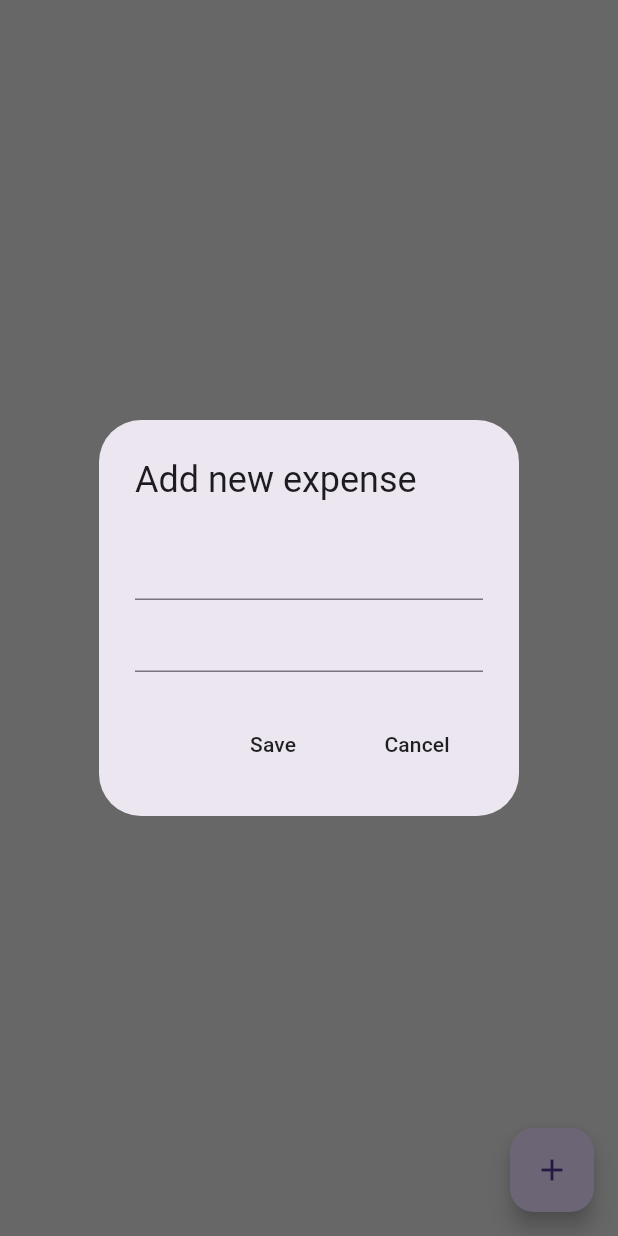
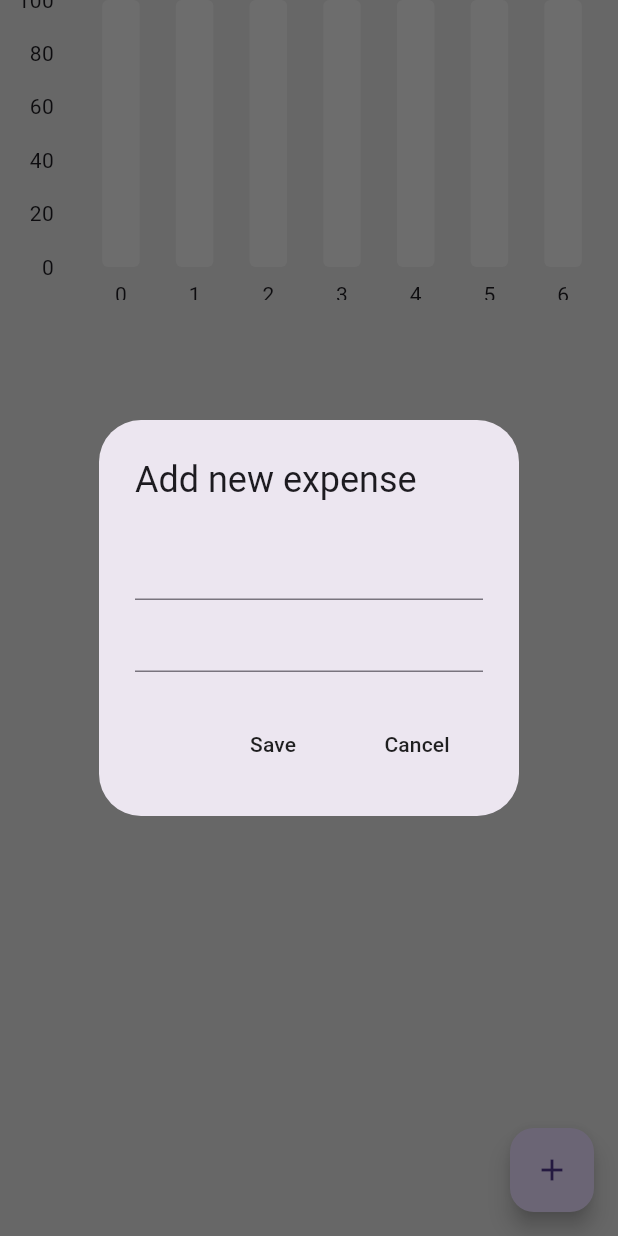
Before and after one commit to ZheanRo/budgetly, a Flutter app: the screen it shows after launch, after a tap on the "add" icon, on a phone screen of 412 x 824 dp. Run offline on Flutter 3.47's test engine with Material 3 defaults, Android fonts, the phone set to English and light mode, and no system bars; drawn by our look-alikes of fl_chart; our stand-ins replace cloud_firestore, firebase_core; accounts and stored records are empty.

Commit message:
added a bar chart visualisation

```diff
--- /dev/null
+++ b/lib/bar graph/bar_data.dart
@@ -0,0 +1,43 @@
+import 'package:budgetly/bar%20graph/individual_bar.dart';
+
+class BarData {
+  final double monAmount;
+  final double tueAmount;
+  final double wedAmount;
+  final double thuAmount;
+  final double friAmount;
+  final double satAmount;
+  final double sunAmount;
+
+  List<IndividualBar> barData = [];
+
+  // initialise bar data
+  void initialiseBarData() {
+    barData = [
+      // mon
+      IndividualBar(x: 0, y: monAmount),
+
+      IndividualBar(x: 1, y: tueAmount),
+
+      IndividualBar(x: 2, y: wedAmount),
+
+      IndividualBar(x: 3, y: thuAmount),
+
+      IndividualBar(x: 4, y: friAmount),
+
+      IndividualBar(x: 5, y: satAmount),
+
+      IndividualBar(x: 6, y: sunAmount),
+    ];
+  }
+
+  BarData({
+    required this.monAmount,
+    required this.tueAmount,
+    required this.wedAmount,
+    required this.thuAmount,
+    required this.friAmount,
+    required this.satAmount,
+    required this.sunAmount,
+  });
+}
--- /dev/null
+++ b/lib/bar graph/bar_graph.dart
@@ -0,0 +1,64 @@
+import 'package:budgetly/bar%20graph/bar_data.dart';
+import 'package:flutter/material.dart';
+import 'package:fl_chart/fl_chart.dart';
+
+class MyBarGraph extends StatelessWidget {
+  final double? maxY;
+  final double monAmount;
+  final double tueAmount;
+  final double wedAmount;
+  final double thuAmount;
+  final double friAmount;
+  final double satAmount;
+  final double sunAmount;
+
+  const MyBarGraph({
+    super.key,
+    required this.maxY,
+    required this.monAmount,
+    required this.tueAmount,
+    required this.wedAmount,
+    required this.thuAmount,
+    required this.friAmount,
+    required this.satAmount,
+    required this.sunAmount,
+  });
+
+  @override
+  Widget build(BuildContext context) {
+    // initialise bar data
+    BarData myBarData = BarData(
+      monAmount: monAmount,
+      tueAmount: tueAmount,
+      wedAmount: wedAmount,
+      thuAmount: thuAmount,
+      friAmount: friAmount,
+      satAmount: satAmount,
+      sunAmount: sunAmount,
+    );
+    myBarData.initialiseBarData();
+
+    return BarChart(BarChartData(
+      maxY: maxY,
+      minY: 0,
+      titlesData: FlTitlesData(
+          show: true,
+          topTitles: AxisTitles(sideTitles: SideTitles(showTitles: false)),
+          rightTitles: AxisTitles(sideTitles: SideTitles(showTitles: false)),
+          bottomTitles: AxisTitles(sideTitles: SideTitles(showTitles: true))),
+      gridData: FlGridData(show: false),
+      borderData: FlBorderData(show: false),
+      barGroups: myBarData.barData
+          .map((data) => BarChartGroupData(x: data.x, barRods: [
+                BarChartRodData(
+                    toY: data.y,
+                    color: Colors.grey[800],
+                    width: 25,
+                    borderRadius: BorderRadius.circular(4),
+                    backDrawRodData: BackgroundBarChartRodData(
+                        show: true, toY: maxY, color: Colors.grey[200]))
+              ]))
+          .toList(),
+    ));
+  }
+}
--- /dev/null
+++ b/lib/bar graph/individual_bar.dart
@@ -0,0 +1,6 @@
+class IndividualBar {
+  final int x; // position on x
+  final double y; // amt in pound
+
+  IndividualBar({required this.x, required this.y});
+}
--- /dev/null
+++ b/lib/components/expense_summary.dart
@@ -0,0 +1,43 @@
+import 'package:budgetly/bar%20graph/bar_graph.dart';
+import 'package:budgetly/data/expense_data.dart';
+import 'package:budgetly/datetime/date_time_helper.dart';
+import 'package:provider/provider.dart';
+import 'package:flutter/material.dart';
+
+class ExpenseSummary extends StatelessWidget {
+  final DateTime startOfWeek;
+  const ExpenseSummary({super.key, required this.startOfWeek});
+
+  @override
+  Widget build(BuildContext context) {
+    // get yyyymmdd for each day of week
+    String monday =
+        convertDateTimeToString(startOfWeek.add(const Duration(days: 0)));
+    String tuesday =
+        convertDateTimeToString(startOfWeek.add(const Duration(days: 1)));
+    String wednesday =
+        convertDateTimeToString(startOfWeek.add(const Duration(days: 2)));
+    String thursday =
+        convertDateTimeToString(startOfWeek.add(const Duration(days: 3)));
+    String friday =
+        convertDateTimeToString(startOfWeek.add(const Duration(days: 4)));
+    String saturday =
+        convertDateTimeToString(startOfWeek.add(const Duration(days: 5)));
+    String sunday =
+        convertDateTimeToString(startOfWeek.add(const Duration(days: 6)));
+
+    return Consumer<ExpenseData>(
+      builder: (context, value, child) => SizedBox(
+          height: 200,
+          child: MyBarGraph(
+              maxY: 100,
+              monAmount: value.calculateDailyExpenseSummary()[monday] ?? 0,
+              tueAmount: value.calculateDailyExpenseSummary()[tuesday] ?? 0,
+              wedAmount: value.calculateDailyExpenseSummary()[wednesday] ?? 0,
+              thuAmount: value.calculateDailyExpenseSummary()[thursday] ?? 0,
+              friAmount: value.calculateDailyExpenseSummary()[friday] ?? 0,
+              satAmount: value.calculateDailyExpenseSummary()[saturday] ?? 0,
+              sunAmount: value.calculateDailyExpenseSummary()[sunday] ?? 0)),
+    );
+  }
+}
--- a/lib/pages/home_page.dart
+++ b/lib/pages/home_page.dart
@@ -1,3 +1,4 @@
+import 'package:budgetly/components/expense_summary.dart';
 import 'package:budgetly/components/expense_tile.dart';
 import 'package:budgetly/data/expense_data.dart';
 import 'package:budgetly/models/expense_item.dart';
@@ -83,12 +84,19 @@ class _HomePageState extends State<HomePage> {
             onPressed: addNewExpense,
             child: Icon(Icons.add),
           ),
-          body: ListView.builder(
-              itemCount: value.getAllExpenseList().length,
-              itemBuilder: (context, index) => ExpenseTile(
-                  name: value.getAllExpenseList()[index].name,
-                  amount: value.getAllExpenseList()[index].amount,
-                  dateTime: value.getAllExpenseList()[index].dateTime))),
+          body: ListView(children: [
+            // weekly summary
+            ExpenseSummary(startOfWeek: value.startOfWeekDate()),
+            // expense list
+            ListView.builder(
+                shrinkWrap: true,
+                physics: const NeverScrollableScrollPhysics(),
+                itemCount: value.getAllExpenseList().length,
+                itemBuilder: (context, index) => ExpenseTile(
+                    name: value.getAllExpenseList()[index].name,
+                    amount: value.getAllExpenseList()[index].amount,
+                    dateTime: value.getAllExpenseList()[index].dateTime))
+          ])),
     );
   }
 }
--- a/pubspec.yaml
+++ b/pubspec.yaml
@@ -37,6 +37,7 @@ dependencies:
   cupertino_icons: ^1.0.8
   cloud_firestore: ^4.17.5
   provider: ^6.1.5
+  fl_chart: 0.71.0
 
 dev_dependencies:
   flutter_test:
```
Also changed, not shown: pubspec.lock, 1 other file.
